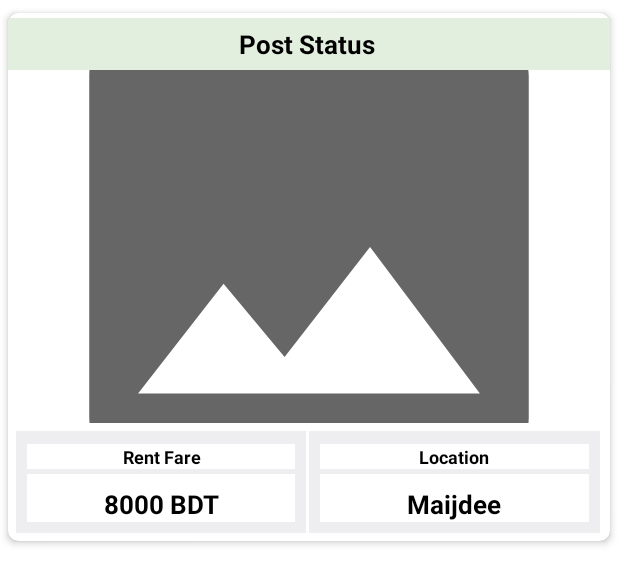
After one commit to shuvo6904/houserent, an Android app: the layout recycler_admin_home_row.xml on its own in the app's theme, with its tools: preview values and no code run, on a phone screen of 412 x 824 dp. The commit adds this screen. Shown: the top 584 px of the screen. Run offline under Robolectric (Android 15) with nearby library versions, the phone set to English and light mode, and no system bars.

Commit message:
Admin home

```diff
--- /dev/null
+++ b/app/src/main/java/com/example/houserentproject/AdminAdapter.java
@@ -0,0 +1,56 @@
+package com.example.houserentproject;
+
+
+import android.content.Context;
+import android.view.LayoutInflater;
+import android.view.View;
+import android.view.ViewGroup;
+
+import androidx.annotation.NonNull;
+import androidx.recyclerview.widget.RecyclerView;
+
+import com.bumptech.glide.Glide;
+
+import java.util.List;
+
+public class AdminAdapter extends RecyclerView.Adapter<MyAdminHomePageViewHolder> {
+
+    private Context adminContext;
+    private List<HomePageData> adminHomePageDataList;
+
+    public AdminAdapter(Context adminContext, List<HomePageData> adminHomePageDataList) {
+        this.adminContext = adminContext;
+        this.adminHomePageDataList = adminHomePageDataList;
+    }
+
+    @NonNull
+    @Override
+    public MyAdminHomePageViewHolder onCreateViewHolder(@NonNull ViewGroup parent, int viewType) {
+
+        View adminView = LayoutInflater.from(parent.getContext()).inflate(R.layout.recycler_admin_home_row, parent, false);
+        return new MyAdminHomePageViewHolder(adminView);
+    }
+
+    @Override
+    public void onBindViewHolder(@NonNull MyAdminHomePageViewHolder holder, int position) {
+
+        HomePageData adminModel = adminHomePageDataList.get(position);
+
+        Glide.with(adminContext)
+                .load(adminModel.getImage())
+                .into(holder.adminHomePageImageView);
+
+        holder.adminRentAmount.setText(adminModel.getRentAmount());
+        holder.adminLocation.setText(adminModel.getLocation());
+        holder.adminPostStatus.setText(adminModel.getPostStatus());
+
+
+
+    }
+
+    @Override
+    public int getItemCount() {
+
+        return adminHomePageDataList.size();
+    }
+}
--- a/app/src/main/java/com/example/houserentproject/AdminHomeActivity.java
+++ b/app/src/main/java/com/example/houserentproject/AdminHomeActivity.java
@@ -20,10 +20,10 @@ import java.util.List;
 
 public class AdminHomeActivity extends AppCompatActivity {
 
-    MyPostAdapter adminAdapter;
+    AdminAdapter adminAdapter;
 
     RecyclerView adminRecyclerView;
-    List<MyPostPageData> adminPageDataList;
+    List<HomePageData> adminPageDataList;
     private DatabaseReference adminDatabaseReference;
     private ValueEventListener adminEventListener;
     ProgressDialog adminProgressDialog;
@@ -43,7 +43,7 @@ public class AdminHomeActivity extends AppCompatActivity {
 
         adminPageDataList = new ArrayList<>();
 
-        adminAdapter = new MyPostAdapter(AdminHomeActivity.this, adminPageDataList);
+        adminAdapter = new AdminAdapter(AdminHomeActivity.this, adminPageDataList);
         adminRecyclerView.setAdapter(adminAdapter);
 
         adminDatabaseReference = FirebaseDatabase.getInstance().getReference("Data");
@@ -59,7 +59,7 @@ public class AdminHomeActivity extends AppCompatActivity {
 
                     for (DataSnapshot dataSnapshot1 : dataSnapshot.getChildren()){
 
-                        MyPostPageData adminPageData = dataSnapshot1.getValue(MyPostPageData.class);
+                        HomePageData adminPageData = dataSnapshot1.getValue(HomePageData.class);
                         adminPageDataList.add(adminPageData);
 
                     }
--- /dev/null
+++ b/app/src/main/java/com/example/houserentproject/MyAdminHomePageViewHolder.java
@@ -0,0 +1,28 @@
+package com.example.houserentproject;
+
+import android.view.View;
+import android.widget.ImageView;
+import android.widget.TextView;
+
+import androidx.annotation.NonNull;
+import androidx.cardview.widget.CardView;
+import androidx.recyclerview.widget.RecyclerView;
+
+public class MyAdminHomePageViewHolder extends RecyclerView.ViewHolder {
+
+    ImageView adminHomePageImageView;
+    TextView adminRentAmount, adminLocation, adminPostStatus;
+    CardView adminCardView;
+
+    public MyAdminHomePageViewHolder(@NonNull View itemView) {
+        super(itemView);
+
+
+
+        adminHomePageImageView = itemView.findViewById(R.id.adminIvImageId);
+        adminRentAmount = itemView.findViewById(R.id.adminTvRentAmountId);
+        adminLocation = itemView.findViewById(R.id.adminTvLocationId);
+        adminPostStatus = itemView.findViewById(R.id.tvAdminStatusId);
+        adminCardView = itemView.findViewById(R.id.adminCardViewId);
+    }
+}
--- /dev/null
+++ b/app/src/main/res/layout/recycler_admin_home_row.xml
@@ -0,0 +1,128 @@
+<?xml version="1.0" encoding="utf-8"?>
+<LinearLayout xmlns:android="http://schemas.android.com/apk/res/android"
+    android:layout_width="match_parent"
+    android:layout_height="match_parent"
+    xmlns:app="http://schemas.android.com/apk/res-auto"
+    android:background="@color/white">
+
+    <androidx.cardview.widget.CardView
+        android:id="@+id/adminCardViewId"
+        android:layout_width="match_parent"
+        android:layout_height="365dp"
+        android:layout_marginTop="2dp"
+        android:background="@color/white"
+        app:cardCornerRadius="7dp"
+        app:cardElevation="3dp"
+        app:cardUseCompatPadding="true">
+
+        <LinearLayout
+            android:layout_width="match_parent"
+            android:layout_height="match_parent"
+            android:orientation="vertical"
+            android:weightSum="6">
+
+            <TextView
+                android:id="@+id/tvAdminStatusId"
+                android:layout_width="match_parent"
+                android:layout_height="wrap_content"
+                android:layout_marginTop="3dp"
+                android:background="#E3EFDE"
+                android:gravity="center"
+                android:padding="5dp"
+                android:text="Post Status "
+                android:textColor="@color/black"
+                android:textSize="17sp"
+                android:textStyle="bold" />
+
+            <ImageView
+                android:id="@+id/adminIvImageId"
+                android:layout_width="match_parent"
+                android:layout_height="0dp"
+                android:layout_weight="4.5"
+                android:padding="5dp"
+                android:scaleType="centerCrop"
+                android:src="@drawable/ic_baseline_image_24" />
+
+            <LinearLayout
+                android:layout_width="match_parent"
+                android:layout_height="0dp"
+                android:layout_weight="1.5"
+                android:padding="5dp"
+                android:weightSum="1">
+
+                <LinearLayout
+                    android:layout_width="0dp"
+                    android:layout_height="match_parent"
+                    android:layout_marginRight="2dp"
+                    android:layout_weight=".5"
+                    android:background="@color/background"
+                    android:orientation="vertical"
+                    android:padding="7dp">
+
+                    <TextView
+                        android:layout_width="match_parent"
+                        android:layout_height="wrap_content"
+                        android:layout_marginTop="1dp"
+                        android:background="@color/white"
+                        android:gravity="center"
+                        android:text="Rent Fare"
+                        android:textColor="@color/black"
+                        android:textSize="12sp"
+                        android:textStyle="bold" />
+
+                    <TextView
+                        android:id="@+id/adminTvRentAmountId"
+                        android:layout_width="match_parent"
+                        android:layout_height="40dp"
+                        android:layout_marginTop="3dp"
+                        android:background="@color/white"
+                        android:gravity="center"
+                        android:text="8000 BDT"
+                        android:textColor="@color/black"
+                        android:textSize="17sp"
+                        android:textStyle="bold" />
+
+                </LinearLayout>
+
+                <LinearLayout
+                    android:layout_width="0dp"
+                    android:layout_height="match_parent"
+                    android:layout_marginRight="1dp"
+                    android:layout_weight=".5"
+                    android:background="@color/background"
+                    android:orientation="vertical"
+                    android:padding="7dp">
+
+                    <TextView
+                        android:layout_width="match_parent"
+                        android:layout_height="wrap_content"
+                        android:layout_marginTop="1dp"
+                        android:background="@color/white"
+                        android:gravity="center"
+                        android:text="Location"
+                        android:textColor="@color/black"
+                        android:textSize="12sp"
+                        android:textStyle="bold" />
+
+                    <TextView
+                        android:id="@+id/adminTvLocationId"
+                        android:layout_width="match_parent"
+                        android:layout_height="40dp"
+                        android:layout_marginTop="3dp"
+                        android:background="@color/white"
+                        android:gravity="center"
+                        android:text="Maijdee"
+                        android:textColor="@color/black"
+                        android:textSize="17sp"
+                        android:textStyle="bold" />
+
+                </LinearLayout>
+
+            </LinearLayout>
+
+        </LinearLayout>
+
+
+    </androidx.cardview.widget.CardView>
+
+</LinearLayout>
```
